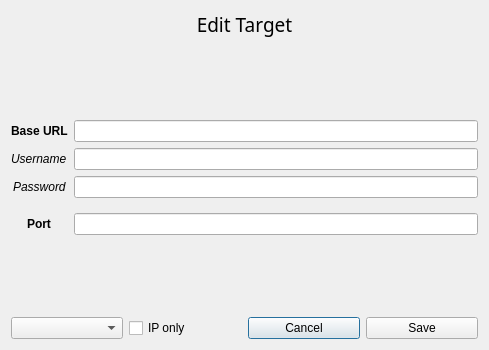
0xInfection/TIDoS-Framework, file core/qt5/EditTargetDialog.ui: the form before one commit.
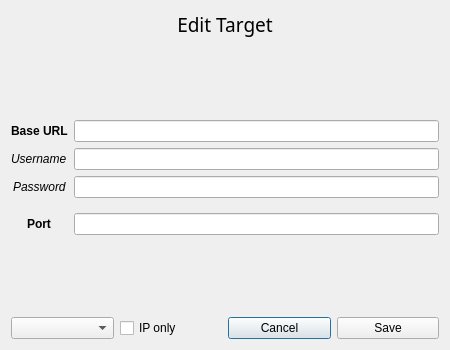
The form after the commit. Icons and pictures are not drawn.

Patch:
```diff
--- a/core/qt5/EditTargetDialog.ui
+++ b/core/qt5/EditTargetDialog.ui
@@ -6,7 +6,7 @@
    <rect>
     <x>0</x>
     <y>0</y>
-    <width>489</width>
+    <width>450</width>
     <height>350</height>
    </rect>
   </property>
```
